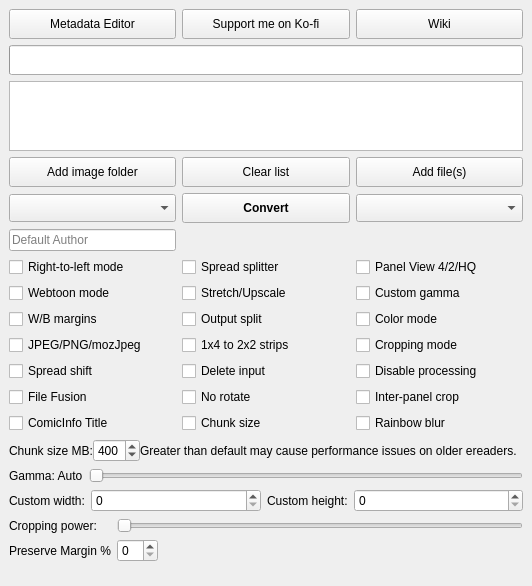
Before: the Qt Designer form gui/KCC.ui in ciromattia/kcc, drawn with Qt 5.
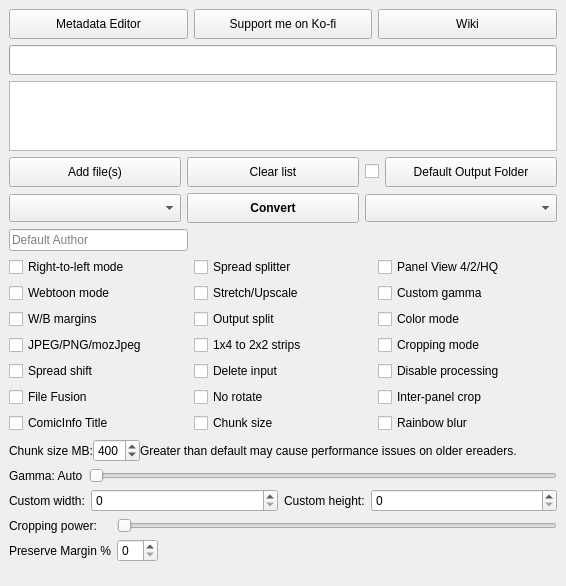
After: the same form once the commit is applied. Icons and pictures are not drawn.

Commit message:
Replaced add folders with output directory button. (#977)
* Replaced Add Folders with output directory button.

I took the code from #969 and replaced the selectDir() function with it. Then replaced the button and linked it to selectDir()

* Fixed merge error in gui

* Fixed bug

Missing () at the end of checkState on line 852

* small fixes

* fix checkbox not saving

* rename selectDir to selectOutputDirectory

---------

Patch:
```diff
--- a/gui/KCC.ui
+++ b/gui/KCC.ui
@@ -6,8 +6,8 @@
    <rect>
     <x>0</x>
     <y>0</y>
-    <width>519</width>
-    <height>572</height>
+    <width>566</width>
+    <height>573</height>
    </rect>
   </property>
   <property name="windowTitle">
@@ -137,73 +137,7 @@
        <property name="bottomMargin">
         <number>0</number>
        </property>
-       <item row="0" column="0">
-        <widget class="QPushButton" name="directoryButton">
-         <property name="minimumSize">
-          <size>
-           <width>0</width>
-           <height>30</height>
-          </size>
-         </property>
-         <property name="toolTip">
-          <string>&lt;html&gt;&lt;head/&gt;&lt;body&gt;&lt;p style='white-space:pre'&gt;Add directory containing JPG, PNG or GIF files to queue.&lt;br/&gt;&lt;span style=&quot; font-weight:600;&quot;&gt;CBR, CBZ and CB7 files inside will not be processed!&lt;/span&gt;&lt;/p&gt;&lt;/body&gt;&lt;/html&gt;</string>
-         </property>
-         <property name="text">
-          <string>Add image folder</string>
-         </property>
-         <property name="icon">
-          <iconset resource="KCC.qrc">
-           <normaloff>:/Other/icons/folder_new.png</normaloff>:/Other/icons/folder_new.png</iconset>
-         </property>
-        </widget>
-       </item>
-       <item row="0" column="3">
-        <widget class="QPushButton" name="fileButton">
-         <property name="minimumSize">
-          <size>
-           <width>0</width>
-           <height>30</height>
-          </size>
-         </property>
-         <property name="toolTip">
-          <string>&lt;html&gt;&lt;head/&gt;&lt;body&gt;&lt;p style='white-space:pre'&gt;Add CBR, CBZ, CB7 or PDF file to queue.&lt;/p&gt;&lt;/body&gt;&lt;/html&gt;</string>
-         </property>
-         <property name="text">
-          <string>Add file(s)</string>
-         </property>
-         <property name="icon">
-          <iconset resource="KCC.qrc">
-           <normaloff>:/Other/icons/document_new.png</normaloff>:/Other/icons/document_new.png</iconset>
-         </property>
-        </widget>
-       </item>
-       <item row="1" column="0">
-        <widget class="QComboBox" name="deviceBox">
-         <property name="minimumSize">
-          <size>
-           <width>0</width>
-           <height>28</height>
-          </size>
-         </property>
-         <property name="toolTip">
-          <string>&lt;html&gt;&lt;head/&gt;&lt;body&gt;&lt;p style='white-space:pre'&gt;Target device.&lt;/p&gt;&lt;/body&gt;&lt;/html&gt;</string>
-         </property>
-        </widget>
-       </item>
        <item row="1" column="3">
-        <widget class="QComboBox" name="formatBox">
-         <property name="minimumSize">
-          <size>
-           <width>0</width>
-           <height>28</height>
-          </size>
-         </property>
-         <property name="toolTip">
-          <string>&lt;html&gt;&lt;head/&gt;&lt;body&gt;&lt;p style='white-space:pre'&gt;Output format.&lt;/p&gt;&lt;/body&gt;&lt;/html&gt;</string>
-         </property>
-        </widget>
-       </item>
-       <item row="1" column="2">
         <widget class="QPushButton" name="convertButton">
          <property name="minimumSize">
           <size>
@@ -228,7 +162,7 @@
          </property>
         </widget>
        </item>
-       <item row="0" column="2">
+       <item row="0" column="3">
         <widget class="QPushButton" name="clearButton">
          <property name="minimumSize">
           <size>
@@ -245,6 +179,88 @@
          </property>
         </widget>
        </item>
+       <item row="1" column="1">
+        <widget class="QComboBox" name="deviceBox">
+         <property name="minimumSize">
+          <size>
+           <width>0</width>
+           <height>28</height>
+          </size>
+         </property>
+         <property name="toolTip">
+          <string>&lt;html&gt;&lt;head/&gt;&lt;body&gt;&lt;p style='white-space:pre'&gt;Target device.&lt;/p&gt;&lt;/body&gt;&lt;/html&gt;</string>
+         </property>
+        </widget>
+       </item>
+       <item row="0" column="1">
+        <widget class="QPushButton" name="fileButton">
+         <property name="minimumSize">
+          <size>
+           <width>0</width>
+           <height>30</height>
+          </size>
+         </property>
+         <property name="toolTip">
+          <string>&lt;html&gt;&lt;head/&gt;&lt;body&gt;&lt;p style='white-space:pre'&gt;Add CBR, CBZ, CB7 or PDF file to queue.&lt;/p&gt;&lt;/body&gt;&lt;/html&gt;</string>
+         </property>
+         <property name="text">
+          <string>Add file(s)</string>
+         </property>
+         <property name="icon">
+          <iconset resource="KCC.qrc">
+           <normaloff>:/Other/icons/document_new.png</normaloff>:/Other/icons/document_new.png</iconset>
+         </property>
+        </widget>
+       </item>
+       <item row="0" column="5">
+        <widget class="QPushButton" name="defaultOutputFolderButton">
+         <property name="minimumSize">
+          <size>
+           <width>0</width>
+           <height>30</height>
+          </size>
+         </property>
+         <property name="toolTip">
+          <string>&lt;html&gt;&lt;head/&gt;&lt;body&gt;&lt;p&gt;Use this to select the default output directory.&lt;/p&gt;&lt;/body&gt;&lt;/html&gt;</string>
+         </property>
+         <property name="text">
+          <string>Default Output Folder</string>
+         </property>
+         <property name="icon">
+          <iconset resource="KCC.qrc">
+           <normaloff>:/Other/icons/folder_new.png</normaloff>:/Other/icons/folder_new.png</iconset>
+         </property>
+        </widget>
+       </item>
+       <item row="0" column="4">
+        <widget class="QCheckBox" name="defaultOutputFolderBox">
+         <property name="sizePolicy">
+          <sizepolicy hsizetype="Fixed" vsizetype="Fixed">
+           <horstretch>0</horstretch>
+           <verstretch>0</verstretch>
+          </sizepolicy>
+         </property>
+         <property name="toolTip">
+          <string>&lt;html&gt;&lt;head/&gt;&lt;body&gt;&lt;p&gt;Click to enable custom directory.&lt;/p&gt;&lt;/body&gt;&lt;/html&gt;</string>
+         </property>
+         <property name="text">
+          <string/>
+         </property>
+        </widget>
+       </item>
+       <item row="1" column="4" colspan="2">
+        <widget class="QComboBox" name="formatBox">
+         <property name="minimumSize">
+          <size>
+           <width>0</width>
+           <height>28</height>
+          </size>
+         </property>
+         <property name="toolTip">
+          <string>&lt;html&gt;&lt;head/&gt;&lt;body&gt;&lt;p style='white-space:pre'&gt;Output format.&lt;/p&gt;&lt;/body&gt;&lt;/html&gt;</string>
+         </property>
+        </widget>
+       </item>
       </layout>
       <zorder>directoryButton</zorder>
       <zorder>clearButton</zorder>
```
Left out of the diff: 9 changed lines with no effect on the pictures. The commit also changes 3 other files.
